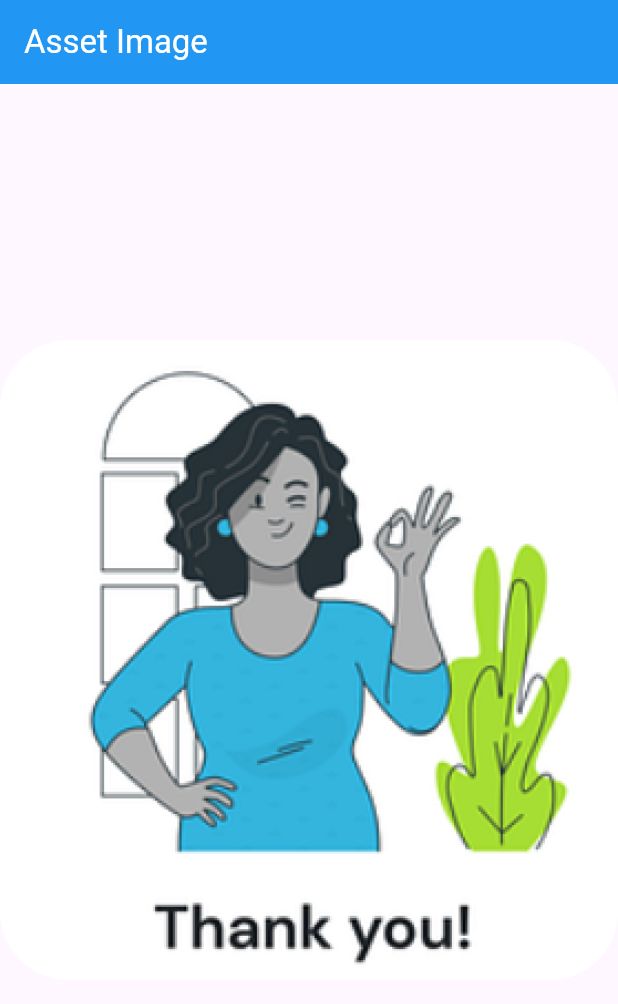
After one commit to AbRehman536/Flutter_sec_10, a Flutter app: the screen it shows after launch, on a phone screen of 412 x 824 dp. The commit adds this screen. Shown: the top 1004 px of the screen. Run offline on Flutter 3.47's test engine with Material 3 defaults, Android fonts, the phone set to English and light mode, and no system bars.

Commit message:
Images done

```diff
--- /dev/null
+++ b/lib/assets_images.dart
@@ -0,0 +1,18 @@
+import 'package:flutter/material.dart';
+
+class AssetsImagesDemo extends StatelessWidget {
+  const AssetsImagesDemo({super.key});
+
+  @override
+  Widget build(BuildContext context) {
+    return Scaffold(
+      appBar: AppBar(
+        title: Text("Asset Image"),
+        backgroundColor: Colors.blue,
+        foregroundColor: Colors.white,
+      ),
+      body: Center(child:
+        Image.asset("assets/images/image.png"),),
+    );
+  }
+}
--- a/lib/main.dart
+++ b/lib/main.dart
@@ -1,6 +1,8 @@
 import 'package:flutter/material.dart';
+import 'package:flutter_sec_10/assets_images.dart';
 import 'package:flutter_sec_10/floating_action_button.dart';
 import 'package:flutter_sec_10/nested_row_column.dart';
+import 'package:flutter_sec_10/network_image.dart';
 import 'package:flutter_sec_10/row_column.dart';
 
 import 'appbar_demo.dart';
@@ -35,7 +37,7 @@ class MyApp extends StatelessWidget {
         // tested with just a hot reload.
         colorScheme: ColorScheme.fromSeed(seedColor: Colors.deepPurple),
       ),
-      home: NestedRowColumnDemo(),
+      home: AssetsImagesDemo(),
     );
   }
 }
--- a/pubspec.yaml
+++ b/pubspec.yaml
@@ -58,9 +58,8 @@ flutter:
   uses-material-design: true
 
   # To add assets to your application, add an assets section, like this:
-  # assets:
-  #   - images/a_dot_burr.jpeg
-  #   - images/a_dot_ham.jpeg
+  assets:
+    - assets/images/
 
   # An image asset can refer to one or more resolution-specific "variants", see
   # https://flutter.dev/to/resolution-aware-images
```
Also changed, not shown: lib/network_image.dart (added, +25 -0 lines), assets/images/image.png (added).
